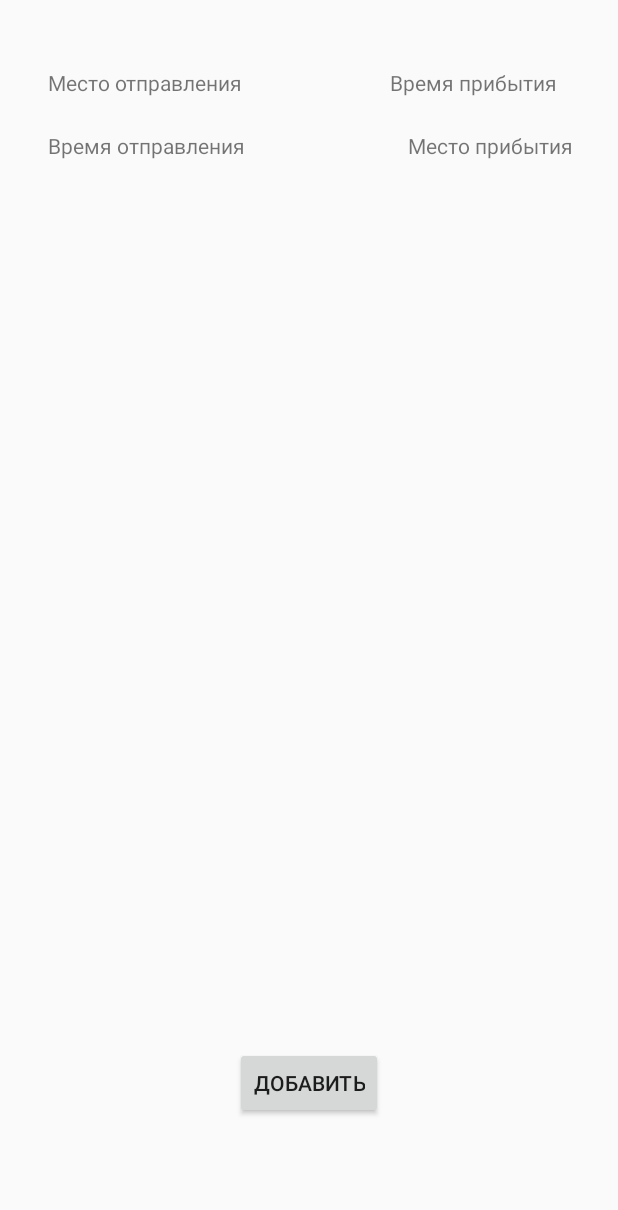
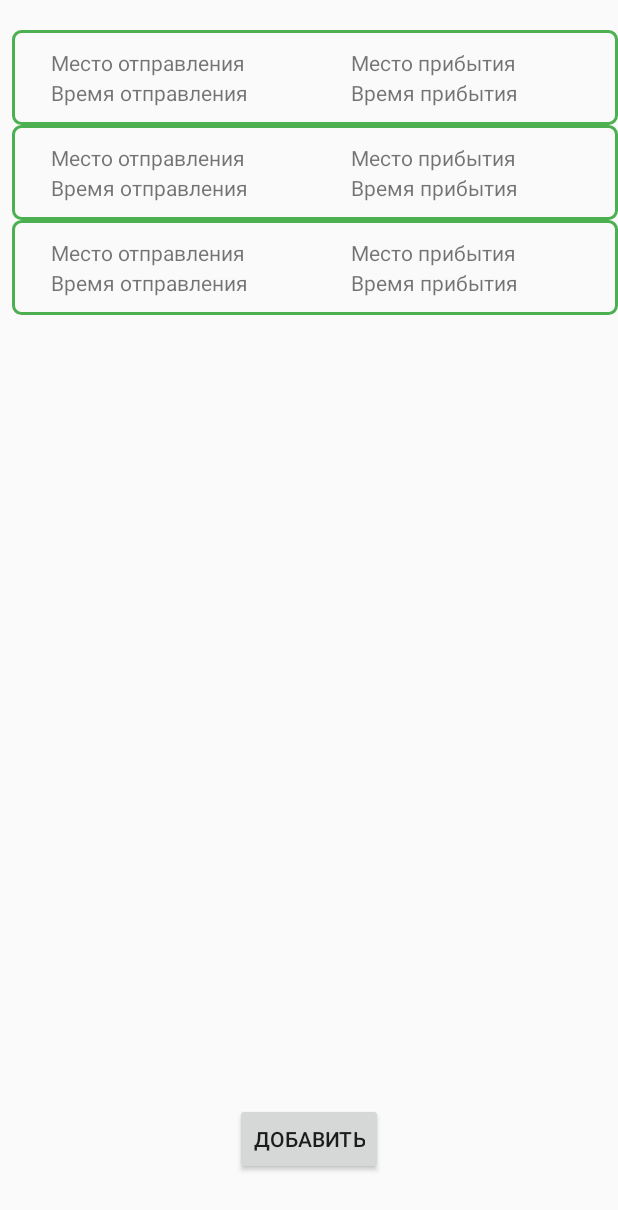
Before and after one commit to ch1llay/AndroidLabs, an Android app built with Jetpack Compose: the layout activity_main.xml on its own in the app's theme, with its tools: preview values and no code run, on a phone screen of 412 x 824 dp. Shown: the top 1210 px of the screen. Run offline under Robolectric (Android 15) with nearby library versions, the phone set to English and light mode, and no system bars.

Commit message:
fix lab5

```diff
--- a/Lab5/app/src/main/AndroidManifest.xml
+++ b/Lab5/app/src/main/AndroidManifest.xml
@@ -16,7 +16,7 @@
             android:name=".MainActivity"
             android:exported="true"
             android:label="@string/app_name"
-            android:theme="@style/Theme.Lab5">
+            android:theme="@style/Theme.AppCompat">
             <intent-filter>
                 <action android:name="android.intent.action.MAIN" />
 
--- a/Lab5/app/src/main/java/com/example/lab5/MainActivity.kt
+++ b/Lab5/app/src/main/java/com/example/lab5/MainActivity.kt
@@ -35,6 +35,13 @@ class MainActivity : AppCompatActivity() {
             LocalTime.parse("12:10:10")
         )
 
+        listAdapter.trains += Train(
+            "Пенза",
+            "Сочи",
+            LocalTime.parse("10:10:10"),
+            LocalTime.parse("12:10:10")
+        )
+
         listView.adapter = listAdapter
         listView.layoutManager = LinearLayoutManager(this)
 
@@ -43,12 +50,17 @@ class MainActivity : AppCompatActivity() {
 
         button.setOnClickListener {
             listAdapter.trains += Train(
-                "Москва",
-                "Казань",
-                LocalTime.parse("10:10:10"),
+                "СПБ",
+                "Новосиб",
+                LocalTime.parse("12:10:10"),
                 LocalTime.parse("12:10:10")
             )
             listAdapter.notifyItemInserted(listAdapter.itemCount - 1)
+            Toast.makeText(
+                this,
+                "Нажата кнопка",
+                Toast.LENGTH_SHORT
+            ).show()
         }
     }
 }
--- /dev/null
+++ b/Lab5/app/src/main/res/drawable/rectangle.xml
@@ -0,0 +1,9 @@
+<?xml version="1.0" encoding="UTF-8"?>
+<shape xmlns:android="http://schemas.android.com/apk/res/android" android:id="@+id/listview_background_shape">
+    <stroke android:width="2dp" android:color="#4CAF50" />
+    <padding android:left="2dp"
+        android:top="2dp"
+        android:right="2dp"
+        android:bottom="2dp" />
+    <corners android:radius="5dp" />
+</shape>
--- a/Lab5/app/src/main/res/layout/activity_main.xml
+++ b/Lab5/app/src/main/res/layout/activity_main.xml
@@ -11,8 +11,8 @@
         android:layout_width="0dp"
         android:layout_height="0dp"
         android:layout_marginStart="8dp"
-        android:layout_marginEnd="8dp"
-        android:layout_marginBottom="200dp"
+        android:layout_marginTop="20dp"
+        android:layout_marginBottom="90dp"
         app:layout_constraintBottom_toBottomOf="parent"
         app:layout_constraintEnd_toEndOf="parent"
         app:layout_constraintHorizontal_bias="0.0"
@@ -25,8 +25,8 @@
         android:id="@+id/button"
         android:layout_width="wrap_content"
         android:layout_height="wrap_content"
-        android:layout_marginTop="74dp"
-        android:layout_marginBottom="78dp"
+        android:layout_marginTop="10dp"
+        android:layout_marginBottom="50dp"
         android:text="Добавить"
         app:layout_constraintBottom_toBottomOf="parent"
         app:layout_constraintEnd_toEndOf="parent"
--- a/Lab5/app/src/main/res/layout/train_item_layout.xml
+++ b/Lab5/app/src/main/res/layout/train_item_layout.xml
@@ -2,59 +2,62 @@
 <androidx.constraintlayout.widget.ConstraintLayout
     xmlns:android="http://schemas.android.com/apk/res/android"
     xmlns:app="http://schemas.android.com/apk/res-auto"
-    xmlns:tools="http://schemas.android.com/tools"
     android:layout_width="match_parent"
-    android:layout_height="match_parent">
+    android:layout_height="wrap_content"
+    android:background="@drawable/rectangle">
 
     <TextView
         android:id="@+id/arrivedPlaceText"
-        android:layout_width="0dp"
+        android:layout_width="wrap_content"
         android:layout_height="wrap_content"
         android:layout_marginStart="24dp"
-        android:layout_marginTop="16dp"
-        android:layout_marginBottom="16dp"
+        android:layout_marginTop="10dp"
+        android:layout_marginBottom="30dp"
         android:text="Место отправления"
         app:layout_constraintBottom_toBottomOf="parent"
         app:layout_constraintStart_toStartOf="parent"
         app:layout_constraintTop_toTopOf="parent"
-        app:layout_constraintVertical_bias="0.051" />
+        app:layout_constraintVertical_bias="0.0051"
+        />
 
     <TextView
         android:id="@+id/derivedPlaceText"
-        android:layout_width="0dp"
+        android:layout_width="wrap_content"
         android:layout_height="wrap_content"
-        android:layout_marginStart="264dp"
-        android:layout_marginTop="16dp"
-        android:layout_marginBottom="16dp"
+        android:layout_marginStart="224dp"
+        android:layout_marginTop="10dp"
+        android:layout_marginBottom="30dp"
         android:text="Место прибытия"
         app:layout_constraintBottom_toBottomOf="parent"
         app:layout_constraintStart_toStartOf="parent"
         app:layout_constraintTop_toTopOf="parent"
-        app:layout_constraintVertical_bias="0.125" />
+        app:layout_constraintVertical_bias="0.0051"
+        />
 
     <TextView
         android:id="@+id/arrivedTimeText"
-        android:layout_width="0dp"
+        android:layout_width="wrap_content"
         android:layout_height="wrap_content"
         android:layout_marginStart="24dp"
-        android:layout_marginTop="16dp"
-        android:layout_marginBottom="16dp"
+        android:layout_marginTop="30dp"
+        android:layout_marginBottom="10dp"
         android:text="Время отправления"
         app:layout_constraintBottom_toBottomOf="parent"
         app:layout_constraintStart_toStartOf="parent"
         app:layout_constraintTop_toTopOf="parent"
-        app:layout_constraintVertical_bias="0.125" />
+        app:layout_constraintVertical_bias="0.0051"
+        />
 
     <TextView
         android:id="@+id/derivedTimeText"
-        android:layout_width="0dp"
-        android:layout_height="wrap_content"
-        android:layout_marginStart="252dp"
-        android:layout_marginTop="16dp"
-        android:layout_marginBottom="16dp"
+        android:layout_width="match_parent"
+        android:layout_height="match_parent"
+        android:layout_marginStart="224sp"
+        android:layout_marginTop="30dp"
+        android:layout_marginBottom="10dp"
         android:text="Время прибытия"
         app:layout_constraintBottom_toBottomOf="parent"
         app:layout_constraintStart_toStartOf="parent"
         app:layout_constraintTop_toTopOf="parent"
-        app:layout_constraintVertical_bias="0.051" />
+        app:layout_constraintVertical_bias="0.0051" />
 </androidx.constraintlayout.widget.ConstraintLayout>
```
